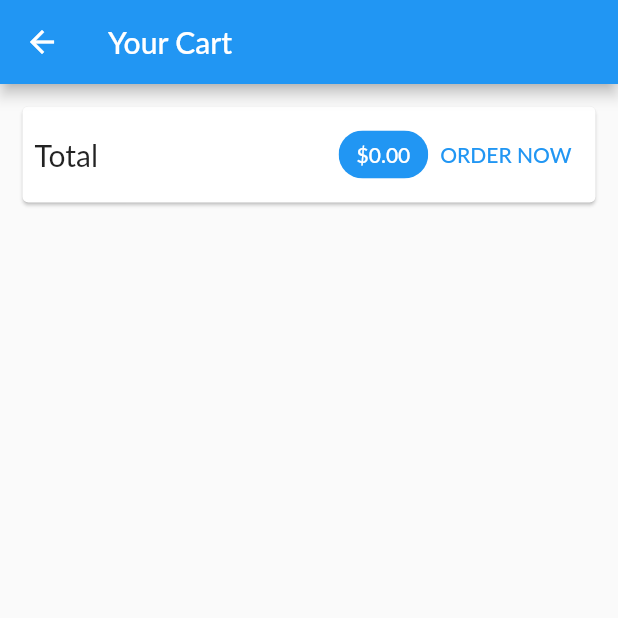
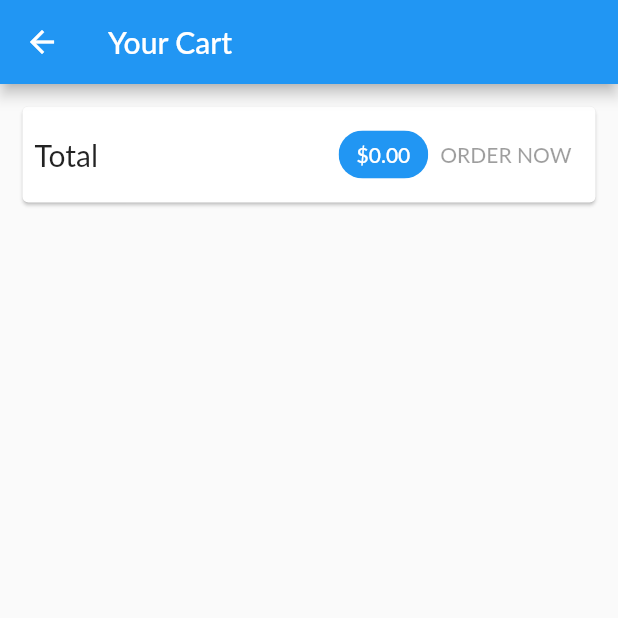
Before and after one commit to faithcredit/flutter_complete_shop, a Flutter app: the CartScreen screen opened by its route, on a phone screen of 412 x 824 dp, the top half of it. Run offline on Flutter 3.47's test engine with Material 2 defaults, Android fonts, the phone set to English and light mode, and no system bars; network calls fail; Roboto replaces fonts that are missing (Lato).

Commit message:
Storing Orders on the web

```diff
--- a/lib/screens/cart_screen.dart
+++ b/lib/screens/cart_screen.dart
@@ -2,9 +2,8 @@ import 'package:flutter/material.dart';
 import 'package:provider/provider.dart';
 
 import '../providers/cart.dart' show Cart;
+import '../widgets/cart_item.dart';
 import '../providers/orders.dart';
-import '../widgets/cart_item.dart';
-
 
 class CartScreen extends StatelessWidget {
   static const routeName = '/cart';
@@ -14,46 +13,32 @@ class CartScreen extends StatelessWidget {
     final cart = Provider.of<Cart>(context);
     return Scaffold(
       appBar: AppBar(
-        title: const Text('Your Cart'),
+        title: Text('Your Cart'),
       ),
       body: Column(
         children: <Widget>[
           Card(
-            margin: const EdgeInsets.all(15),
+            margin: EdgeInsets.all(15),
             child: Padding(
-              padding: const EdgeInsets.all(8),
+              padding: EdgeInsets.all(8),
               child: Row(
                 mainAxisAlignment: MainAxisAlignment.spaceBetween,
                 children: <Widget>[
-                  const Text(
+                  Text(
                     'Total',
                     style: TextStyle(fontSize: 20),
                   ),
-                  const Spacer(),
+                  Spacer(),
                   Chip(
                     label: Text(
                       '\$${cart.totalAmount.toStringAsFixed(2)}',
-                      style: const TextStyle(
+                      style: TextStyle(
                         color: Colors.white,
                       ),
                     ),
                     backgroundColor: Theme.of(context).primaryColor,
                   ),
-                  TextButton(
-                    child: Text(
-                      'ORDER NOW',
-                      style: TextStyle(
-                        color: Theme.of(context).primaryColor,
-                      ),
-                    ),
-                    onPressed: () {
-                      Provider.of<Orders>(context, listen: false).addOrder(
-                        cart.items.values.toList(),
-                        cart.totalAmount,
-                      );
-                      cart.clear();
-                    },
-                  ),
+                  OrderButton(cart: cart)
                 ],
               ),
             ),
@@ -76,3 +61,40 @@ class CartScreen extends StatelessWidget {
     );
   }
 }
+
+class OrderButton extends StatefulWidget {
+  const OrderButton({
+    super.key,
+    required this.cart,
+  });
+
+  final Cart cart;
+
+  @override
+  State<OrderButton> createState() => _OrderButtonState();
+}
+
+class _OrderButtonState extends State<OrderButton> {
+  var _isLoading = false;
+  @override
+  Widget build(BuildContext context) {
+    return TextButton(
+      child: _isLoading ? CircularProgressIndicator() : Text('ORDER NOW'),
+      onPressed: (widget.cart.totalAmount <= 0 || _isLoading)
+          ? null
+          : () async {
+              setState(() {
+                _isLoading = true;
+              });
+              await Provider.of<Orders>(context, listen: false).addOrder(
+                widget.cart.items.values.toList(),
+                widget.cart.totalAmount,
+              );
+              setState(() {
+                _isLoading = false;
+              });
+              widget.cart.clear();
+            },
+    );
+  }
+}
```
Also changed, not shown: lib/providers/orders.dart (+54 -3 lines).
